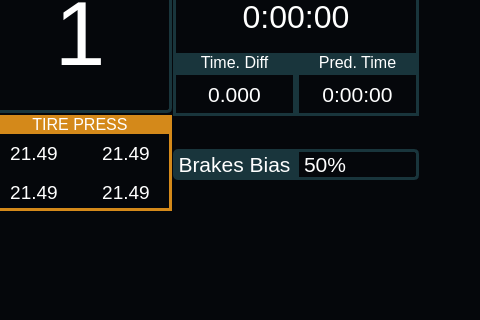
Above: porschedashboard.ui from ArmenG888/DashBoard before the change; both pictures show x 320 to 800 and y 160 to 480 of the 800 by 480 pixel window. Below: the same form after it.
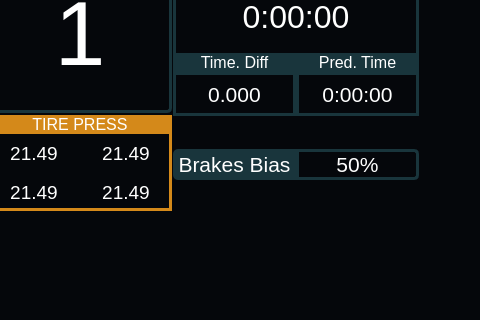
That is the form after the change.

What changed in the file:
```diff
--- a/porschedashboard.ui
+++ b/porschedashboard.ui
@@ -870,11 +870,15 @@
 
 color:white; border:3px solid #19353C; border-radius:5px;
 border-top-left-radius:0px;
-border-bottom-left-radius:0px;</string>
+border-bottom-left-radius:0px;
+text-align:center;</string>
              </property>
              <property name="text">
               <string>50%</string>
              </property>
+             <property name="alignment">
+              <set>Qt::AlignCenter</set>
+             </property>
             </widget>
            </item>
           </layout>
```
